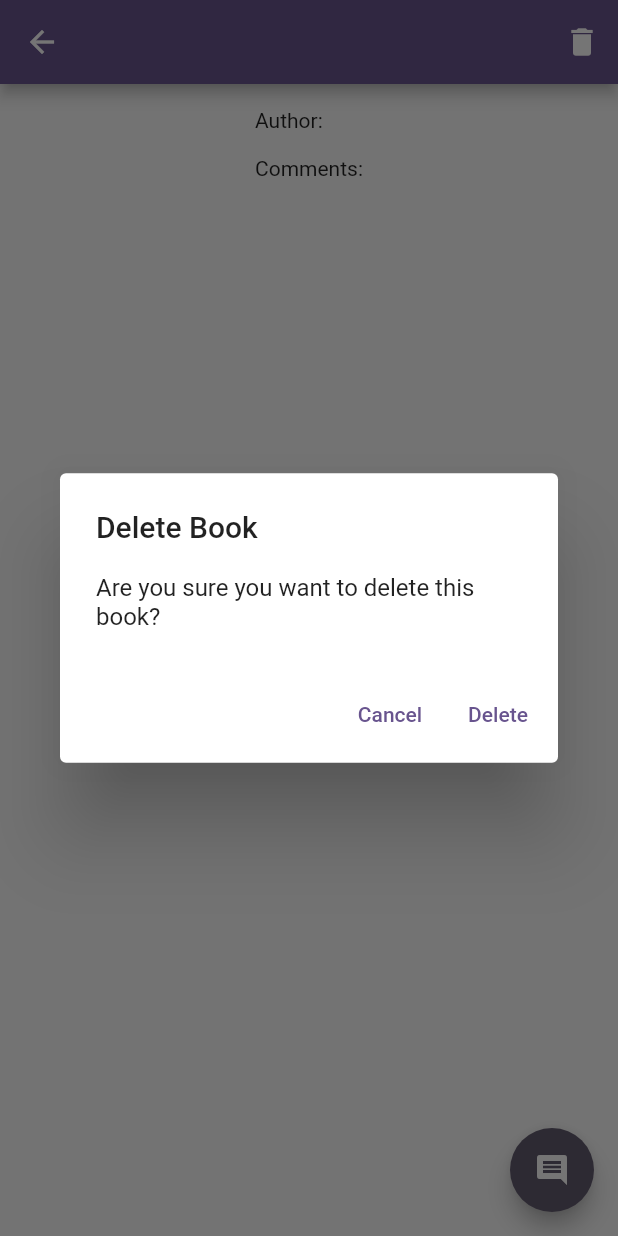
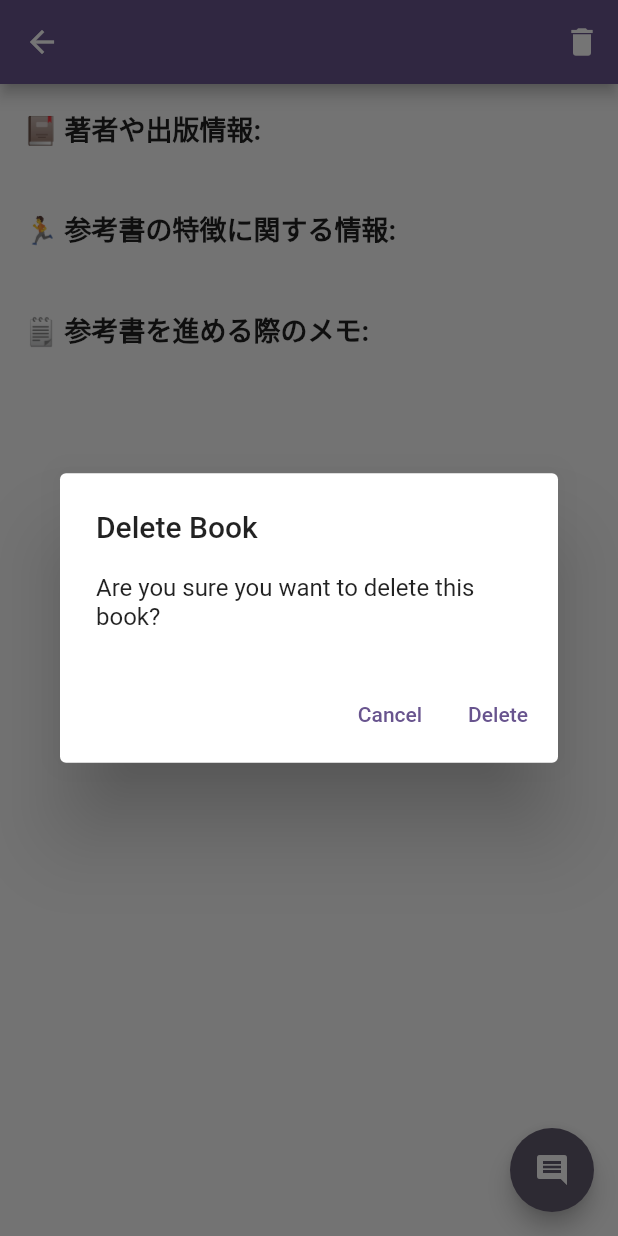
Before and after one commit to fumiyasac/riverpod_firestore_example, a Flutter app: the BookDetailPage screen opened directly with empty values, after a tap on the "delete" icon, on a phone screen of 412 x 824 dp. Run offline on Flutter 3.47's test engine with Material 3 defaults, Android fonts, the light colour scheme and no system bars; our stand-ins replace cloud_firestore, firebase_core, flutter_riverpod, freezed_annotation, riverpod_annotation; accounts and stored records are empty; generated files the repository leaves out were written again.

Commit message:
試しに調整を施してみる

```diff
--- a/lib/view/book_detail_page.dart
+++ b/lib/view/book_detail_page.dart
@@ -23,28 +23,68 @@ class BookDetailPage extends ConsumerWidget {
           ),
         ],
       ),
-      body: Column(
-        children: [
-          Padding(
-            padding: EdgeInsets.all(16),
+      body: Padding(
+        padding: const EdgeInsets.all(16.0),
         child: Column(
           crossAxisAlignment: CrossAxisAlignment.start,
           children: [
-                Text('Author: ${book.author}'),
-                SizedBox(height: 16),
-                Text('Comments:'),
-              ],
+            Text(
+              '📕 著者や出版情報:',
+              style: TextStyle(
+                fontWeight: FontWeight.bold,
+                fontSize: 18,
               ),
             ),
+            SizedBox(height: 8),
+            Flexible(
+              child: Text(
+                book.author,
+                style: TextStyle(
+                  overflow: TextOverflow.ellipsis,
+                ),
+                maxLines: 5,
+              ),
+            ),
+            SizedBox(height: 16),
+            Text(
+              '🏃 ‍参考書の特徴に関する情報:',
+              style: TextStyle(
+                fontWeight: FontWeight.bold,
+                fontSize: 18,
+              ),
+            ),
+            SizedBox(height: 8),
+            Flexible(
+              child: Text(
+                book.summary,
+                style: TextStyle(
+                  overflow: TextOverflow.ellipsis,
+                ),
+                maxLines: 5,
+              ),
+            ),
+            SizedBox(height: 16),
+            Text(
+              '🗒️ 参考書を進める際のメモ:',
+              style: TextStyle(
+                fontWeight: FontWeight.bold,
+                fontSize: 18,
+              ),
+            ),
+            SizedBox(height: 8),
             Expanded(
               child: commentsAsync.when(
                 data: (comments) => ListView.builder(
                   itemCount: comments.length,
                   itemBuilder: (context, index) {
                     final comment = comments[index];
-                  return ListTile(
-                    title: Text(comment.content),
-                    subtitle: Text('By: ${comment.userId}'),
+                    return Column(
+                      crossAxisAlignment: CrossAxisAlignment.start,
+                      children: [
+                        Text(comment.content),
+                        SizedBox(height: 6),
+                        Text('By: ${comment.userId}'),
+                      ],
                     );
                   },
                 ),
@@ -53,6 +93,7 @@ class BookDetailPage extends ConsumerWidget {
               ),
             ),
           ],
+        ),
       ),
       floatingActionButton: FloatingActionButton(
         onPressed: () => _showAddCommentDialog(context, ref),
--- a/lib/view/book_list_page.dart
+++ b/lib/view/book_list_page.dart
@@ -13,7 +13,7 @@ class BookListPage extends ConsumerWidget {
 
     return Scaffold(
       appBar: AppBar(
-        title: Text('Book List'),
+        title: Text('おすすめ参考書一覧'),
       ),
       body: booksAsync.when(
         data: (books) => ListView.builder(
```
Lines whose indentation alone changed are shown as unchanged.
